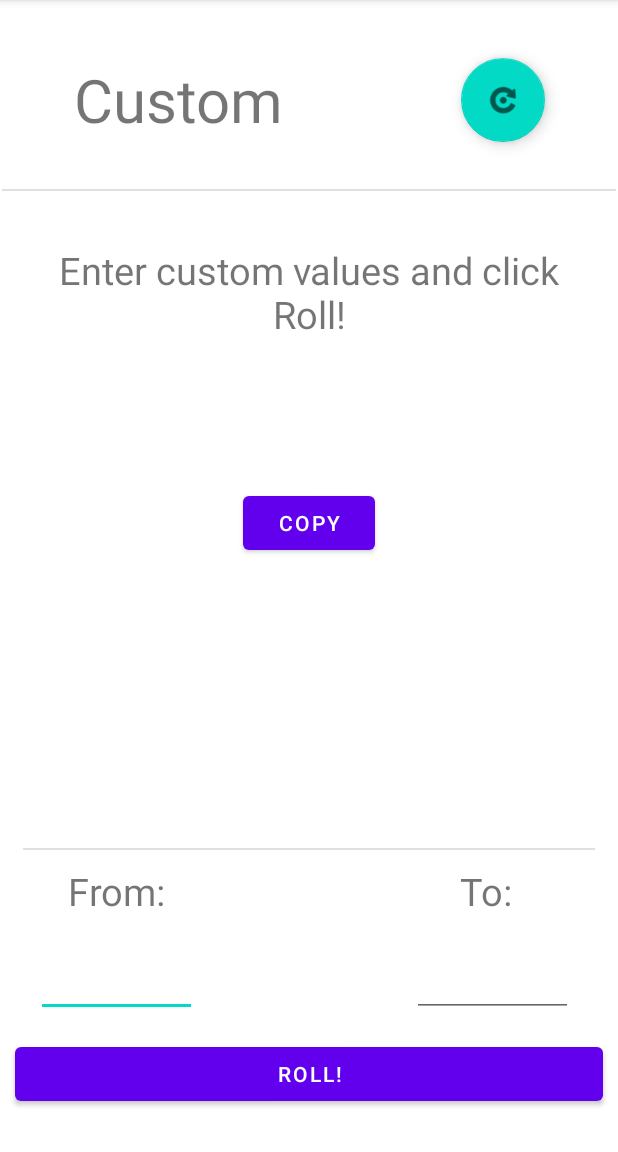
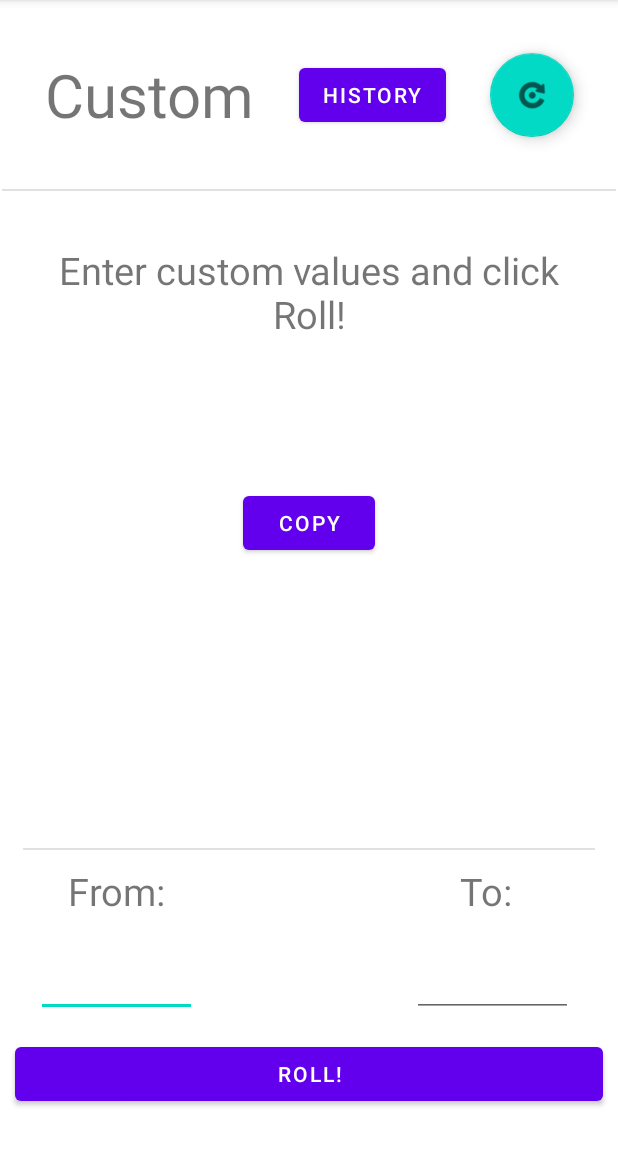
Before and after one commit to Nydex/Randomizer, an Android app: the screen it shows after launch (SwitchMode), after a tap on "Settings", on a phone screen of 412 x 824 dp, the part 84-1236 px from its top. Run offline under Robolectric (Android 15) with nearby library versions, the phone set to English and light mode, and no system bars; 2 other taps on this screen came first.

Commit message:
history activity added and working

```diff
--- a/app/src/main/AndroidManifest.xml
+++ b/app/src/main/AndroidManifest.xml
@@ -9,7 +9,7 @@
         android:roundIcon="@mipmap/ic_launcher_round"
         android:supportsRtl="true"
         android:theme="@style/Theme.Randomizer">
-<!--        <activity android:name=".Mode2"></activity>-->
+        <activity android:name=".History" />
         <activity android:name=".SwitchMode" />
         <activity android:name=".MainActivity">
             <intent-filter>
--- a/app/src/main/java/com/example/randomizer/MainActivity.java
+++ b/app/src/main/java/com/example/randomizer/MainActivity.java
@@ -6,6 +6,7 @@ import androidx.appcompat.app.AppCompatActivity;
 import android.content.ClipData;
 import android.content.ClipboardManager;
 import android.content.Intent;
+import android.graphics.Color;
 import android.os.Build;
 import android.os.Bundle;
 import android.widget.Button;
@@ -14,9 +15,16 @@ import android.widget.TextView;
 
 import com.google.android.material.floatingactionbutton.FloatingActionButton;
 
+import java.io.Serializable;
+import java.text.SimpleDateFormat;
+import java.time.LocalDateTime;
+import java.time.format.DateTimeFormatter;
 import java.util.Random;
 
 public class MainActivity extends AppCompatActivity {
+
+    StringBuilder historyLogEntry = new StringBuilder();
+
     @RequiresApi(api = Build.VERSION_CODES.O)
     @Override
     protected void onCreate(Bundle savedInstanceState) {
@@ -26,6 +34,7 @@ public class MainActivity extends AppCompatActivity {
         // Object instantiation:
         Button rollButton = findViewById(R.id.rollButton);
         Button copyButton = findViewById(R.id.copyButton);
+        Button historyButton = findViewById(R.id.historyButton);
         FloatingActionButton switchModeButton = findViewById(R.id.switchModeButton);
         SeekBar seekBar = findViewById(R.id.seekBar);
         TextView result = findViewById(R.id.rollResult);
@@ -56,7 +65,8 @@ public class MainActivity extends AppCompatActivity {
             }
 
             @Override
-            public void onStartTrackingTouch(SeekBar seekBar) { }
+            public void onStartTrackingTouch(SeekBar seekBar) {
+            }
 
             @Override
             // Capturing the value the seek bar is left at and using that as upper limit:
@@ -68,11 +78,22 @@ public class MainActivity extends AppCompatActivity {
         // Initializing random object and onClickListener;
         // When the roll button is clicked, the results header changes, then a new random number
         // is generated from the seek bar value, and the result textView is updated to show that:
+        DateTimeFormatter dtf = DateTimeFormatter.ofPattern("HH:mm:ss");
+
         Random random = new Random();
         rollButton.setOnClickListener(v -> {
             resultHeader.setText(R.string.resultHeader);
             int rand = random.nextInt(seekBarValue[0]) + 1;
             result.setText(String.valueOf(rand));
+
+            // Appending result to the history log:
+            historyLogEntry.append("[")
+                    .append(LocalDateTime.now().format(dtf))
+                    .append("] from 1 to ")
+                    .append(seekBarValue[0])
+                    .append(" - ")
+                    .append(result.getText())
+                    .append("\n");
         });
 
 
@@ -86,10 +107,17 @@ public class MainActivity extends AppCompatActivity {
             clipboard.setPrimaryClip(clip);
         });
 
+        // History log entry:
+        historyButton.setOnClickListener(v -> historyLogActivity());
     }
 
     public void changeMode() {
         Intent intent = new Intent(this, SwitchMode.class);
         startActivity(intent);
     }
+
+    public void historyLogActivity() {
+        Intent intent = new Intent(this, History.class).putExtra("log", (Serializable) historyLogEntry);
+        startActivity(intent);
+    }
 }
--- a/app/src/main/java/com/example/randomizer/SwitchMode.java
+++ b/app/src/main/java/com/example/randomizer/SwitchMode.java
@@ -14,10 +14,16 @@ import android.widget.TextView;
 
 import com.google.android.material.floatingactionbutton.FloatingActionButton;
 
+import java.io.Serializable;
+import java.time.LocalDateTime;
+import java.time.format.DateTimeFormatter;
 import java.util.concurrent.ThreadLocalRandom;
 
 public class SwitchMode extends AppCompatActivity {
 
+    StringBuilder altHistoryLogEntry = new StringBuilder();
+
+    @SuppressLint("NewApi")
     @Override
     protected void onCreate(Bundle savedInstanceState) {
         super.onCreate(savedInstanceState);
@@ -27,6 +33,7 @@ public class SwitchMode extends AppCompatActivity {
         Button altRollButton = findViewById(R.id.altRollButton);
         Button altCopyButton = findViewById(R.id.altCopyButton);
         FloatingActionButton switchModeButton = findViewById(R.id.switchModeButton);
+        Button altHistoryButton = findViewById(R.id.altHistoryButton);
         TextView altResult = findViewById(R.id.altRollResult);
         TextView altResultHeader = findViewById(R.id.altResultHeader);
         EditText fromValue = findViewById(R.id.fromValue);
@@ -46,6 +53,9 @@ public class SwitchMode extends AppCompatActivity {
         // If at least one is empty, we show an error message
         // If From is bigger than To, we show an error message as well
         // If both are set properly, we use ThreadLocalRandom to return a random number
+        @SuppressLint({"NewApi", "LocalSuppress"})
+        DateTimeFormatter dtf = DateTimeFormatter.ofPattern("HH:mm:ss");
+
         altRollButton.setOnClickListener(v -> {
             if (fromValue.getText().length() == 0 || toValue.getText().length() == 0) {
                 altResultHeader.setText(R.string.altModeResultHeaderNoValuesError);
@@ -56,6 +66,17 @@ public class SwitchMode extends AppCompatActivity {
                 @SuppressLint({"NewApi", "LocalSuppress"})
                 long rand = ThreadLocalRandom.current().nextLong(Long.parseLong(String.valueOf(fromValue.getText())), Long.parseLong(String.valueOf(toValue.getText())) + 1);
                 altResult.setText(String.valueOf(rand));
+
+                // Appending result to the history log:
+                altHistoryLogEntry.append("[")
+                        .append(LocalDateTime.now().format(dtf))
+                        .append("] from ")
+                        .append(fromValue.getText())
+                        .append(" to ")
+                        .append(toValue.getText())
+                        .append(" - ")
+                        .append(altResult.getText())
+                        .append("\n");
             }
         });
 
@@ -66,10 +87,18 @@ public class SwitchMode extends AppCompatActivity {
             clipboard.setPrimaryClip(clip);
         });
 
+        // History log entry:
+        altHistoryButton.setOnClickListener(v -> historyLogActivity());
+
     }
 
     public void changeMode() {
         Intent intent = new Intent(this, MainActivity.class);
         startActivity(intent);
     }
+
+    public void historyLogActivity() {
+        Intent intent = new Intent(this, History.class).putExtra("log", (Serializable) altHistoryLogEntry);
+        startActivity(intent);
+    }
 }
--- a/app/src/main/res/layout/activity_mode2.xml
+++ b/app/src/main/res/layout/activity_mode2.xml
@@ -21,21 +21,37 @@
         app:layout_constraintHorizontal_bias="0.498"
         app:layout_constraintStart_toStartOf="parent" />
 
+    <Button
+        android:id="@+id/altCopyButton"
+        android:layout_width="wrap_content"
+        android:layout_height="wrap_content"
+        android:text="@string/copyButtonText"
+        app:layout_constraintBottom_toTopOf="@+id/divider"
+        app:layout_constraintEnd_toEndOf="parent"
+        app:layout_constraintStart_toStartOf="parent"
+        app:layout_constraintTop_toBottomOf="@+id/altRollResult" />
+
+    <Button
+        android:id="@+id/altHistoryButton"
+        android:layout_width="wrap_content"
+        android:layout_height="wrap_content"
+        android:text="@string/historyButton"
+        app:layout_constraintBottom_toTopOf="@+id/divider3"
+        app:layout_constraintEnd_toStartOf="@+id/switchModeButton"
+        app:layout_constraintStart_toEndOf="@+id/modeText2"
+        app:layout_constraintTop_toTopOf="parent" />
+
     <com.google.android.material.floatingactionbutton.FloatingActionButton
         android:id="@+id/switchModeButton"
         android:layout_width="wrap_content"
         android:layout_height="wrap_content"
-        android:layout_marginEnd="30dp"
-        android:layout_marginRight="30dp"
         android:clickable="true"
         android:contentDescription="@string/settings"
         android:focusable="true"
-        app:layout_constraintBottom_toTopOf="@+id/altResultHeader"
+        app:layout_constraintBottom_toTopOf="@+id/divider3"
         app:layout_constraintEnd_toEndOf="parent"
-        app:layout_constraintHorizontal_bias="0.943"
-        app:layout_constraintStart_toStartOf="parent"
+        app:layout_constraintStart_toEndOf="@+id/altHistoryButton"
         app:layout_constraintTop_toTopOf="parent"
-        app:layout_constraintVertical_bias="0.363"
         app:srcCompat="@android:drawable/ic_menu_rotate" />
 
     <TextView
@@ -106,21 +122,15 @@
 
     <TextView
         android:id="@+id/modeText2"
-        android:layout_width="173dp"
-        android:layout_height="48dp"
+        android:layout_width="wrap_content"
+        android:layout_height="wrap_content"
         android:layout_gravity="center_horizontal"
-        android:layout_marginStart="60dp"
-        android:layout_marginLeft="60dp"
-        android:layout_marginTop="20dp"
-        android:layout_marginEnd="130dp"
-        android:layout_marginRight="130dp"
-        android:layout_marginBottom="20dp"
         android:gravity="center_horizontal"
         android:text="@string/modeText2"
         android:textAlignment="center"
         android:textSize="40sp"
         app:layout_constraintBottom_toTopOf="@+id/divider3"
-        app:layout_constraintEnd_toStartOf="@+id/switchModeButton"
+        app:layout_constraintEnd_toStartOf="@+id/altHistoryButton"
         app:layout_constraintStart_toStartOf="parent"
         app:layout_constraintTop_toTopOf="parent" />
 
@@ -181,14 +191,4 @@
         app:layout_constraintEnd_toEndOf="parent"
         app:layout_constraintStart_toStartOf="parent" />
 
-    <Button
-        android:id="@+id/altCopyButton"
-        android:layout_width="wrap_content"
-        android:layout_height="wrap_content"
-        android:text="@string/copyButtonText"
-        app:layout_constraintBottom_toTopOf="@+id/divider"
-        app:layout_constraintEnd_toEndOf="parent"
-        app:layout_constraintStart_toStartOf="parent"
-        app:layout_constraintTop_toBottomOf="@+id/altRollResult" />
-
 </androidx.constraintlayout.widget.ConstraintLayout>
--- a/app/src/main/res/values/strings.xml
+++ b/app/src/main/res/values/strings.xml
@@ -16,4 +16,7 @@
     <string name="fromValueHint" />
     <string name="toValueHint" />
     <string name="copyButtonText">Copy</string>
+    <string name="historyButton">History</string>
+    <string name="initialHistoryLog">Any new rolls you make will be logged here.</string>
+    <string name="clear_log">Clear Log</string>
 </resources>
```
Also changed, not shown: app/src/main/java/com/example/randomizer/History.java (added, +28 -0 lines), app/src/main/res/layout/activity_history.xml (added, +29 -0 lines), app/src/main/res/layout/activity_main.xml (+18 -16 lines).
